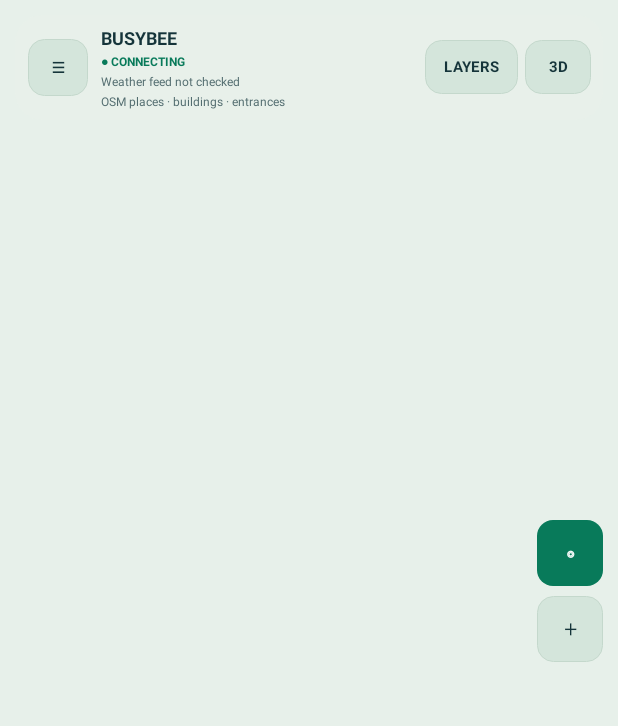
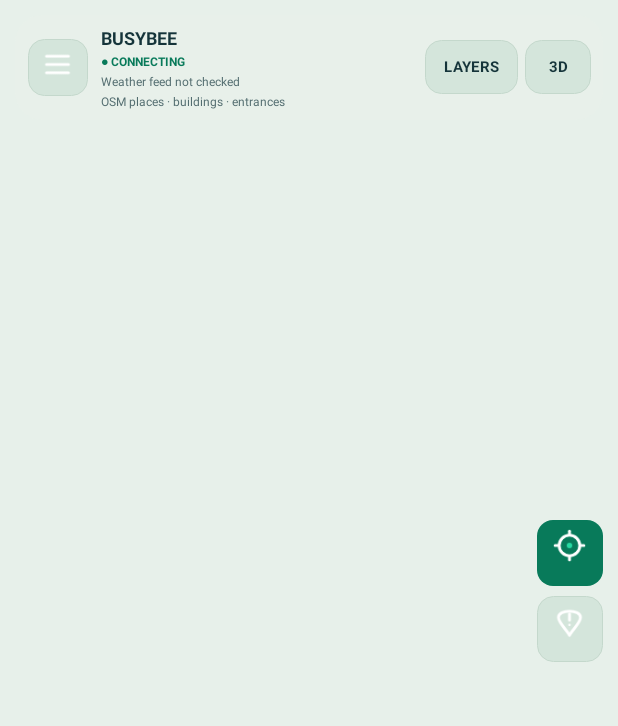
Before and after one commit to ysfclc/BusyBee, an Android app: the screen it shows after launch (MainActivity), on a phone screen of 412 x 824 dp. Shown: the top 726 px of the screen. Run offline under Robolectric (Android 15) with nearby library versions, the phone set to English and light mode, and no system bars; libraries missing offline, so code that uses them is left out: org.maplibre.android; 11 statements that could not run were skipped.

Commit message:
Replace generic map pins and glyphs with semantic icon artwork

```diff
--- a/android/app/src/main/java/com/ysfclc/busybee/drivercommandcentre/MainActivity.kt
+++ b/android/app/src/main/java/com/ysfclc/busybee/drivercommandcentre/MainActivity.kt
@@ -8,7 +8,9 @@ import android.content.ComponentName
 import android.content.ClipboardManager
 import android.content.Intent
 import android.content.pm.PackageManager
+import android.graphics.Bitmap
 import android.graphics.Color
+import android.graphics.drawable.BitmapDrawable
 import android.graphics.Typeface
 import org.maplibre.android.annotations.Icon
 import org.maplibre.android.annotations.IconFactory
@@ -387,10 +389,14 @@ class MainActivity : AppCompatActivity() {
         if(!mapStyleState.isReady) return
         routePolyline=active.addPolyline(PolylineOptions().addAll(route.points).color(MINT).width(5f))
         val origin=activeRouteOrigin ?: lastLocation?.let { LatLng(it.latitude,it.longitude) }
+        val factory=IconFactory.getInstance(this)
+        val night=daylightPhase==DaylightPhase.NIGHT
         origin?.let { point ->
-            active.addMarker(MarkerOptions().position(point).title("Route starts here"))?.let { routeMarkers.add(it) }
-        }
-        active.addMarker(MarkerOptions().position(route.destination).title("Destination").snippet(route.destinationName))
+            val icon=factory.fromBitmap(MapIconArtwork.routeEndpoint(this,false,night))
+            active.addMarker(MarkerOptions().position(point).title("Route starts here").icon(icon))?.let { routeMarkers.add(it) }
+        }
+        val destinationIcon=factory.fromBitmap(MapIconArtwork.routeEndpoint(this,true,night))
+        active.addMarker(MarkerOptions().position(route.destination).title("Destination").snippet(route.destinationName).icon(destinationIcon))
             ?.let { routeMarkers.add(it) }
     }
 
@@ -422,23 +428,18 @@ class MainActivity : AppCompatActivity() {
     private fun buildNavigation() {
         nav.removeAllViews()
         listOf("MAP","OFFERS","EARNINGS","DRIVER HUB","SOURCES").forEach { tab ->
-            val glyph=when(tab) {
-                "MAP" -> "⌖"
-                "OFFERS" -> "↗"
-                "EARNINGS" -> "▥"
-                "DRIVER HUB" -> "◉"
-                else -> "◇"
-            }
-            val b=label("$glyph\\n$tab",9f,MUTED,true).apply{
+            val b=label(tab,8.5f,MUTED,true).apply{
                 gravity=Gravity.CENTER
-                setLineSpacing(-dp(2).toFloat(),1f)
-                setPadding(dp(3),dp(7),dp(3),dp(7))
+                setPadding(dp(2),dp(6),dp(2),dp(6))
+                val icon=BitmapDrawable(resources,MapIconArtwork.tab(this@MainActivity,tab))
+                icon.setBounds(0,0,dp(20),dp(20))
+                setCompoundDrawables(null,icon,null,null)
+                compoundDrawablePadding=dp(3)
                 setOnClickListener{safeUiAction("open $tab"){showTab(tab)}}
             }
             navButtons[tab]=b;nav.addView(b,LinearLayout.LayoutParams(0,-1,1f))
         }
     }
-
     private fun showTab(tab:String) {
         CrashDiagnostics.record(this,"tab:$tab")
         val mapSelected = tab=="MAP"
@@ -446,7 +447,7 @@ class MainActivity : AppCompatActivity() {
         nav.visibility = if(mapSelected) View.GONE else View.VISIBLE
         selectedTab=tab
         nav.setBackgroundColor(PANEL)
-        navButtons.forEach{(key,b)->b.setTextColor(if(key==tab)MINT else MUTED);b.background=rounded(if(key==tab)palette.selected else Color.TRANSPARENT,11)}
+        navButtons.forEach{(key,b)->val tint=if(key==tab)MINT else MUTED;b.setTextColor(tint);b.compoundDrawables[1]?.setTint(tint);b.background=rounded(if(key==tab)palette.selected else Color.TRANSPARENT,11)}
         if(mapSelected) {
             screenHost.showMap()
             return
@@ -493,7 +494,7 @@ class MainActivity : AppCompatActivity() {
             setPadding(dp(9),dp(7),dp(8),dp(7))
             background=rounded(palette.overlay,18)
         }
-        top.addView(action("☰",false){showMainMenu()},LinearLayout.LayoutParams(dp(40),dp(38)))
+        top.addView(iconAction(MapIconArtwork.control(this,MapControlIcon.MENU),"Open menu",false){showMainMenu()},LinearLayout.LayoutParams(dp(40),dp(38)))
         val brand=LinearLayout(this).apply { orientation=LinearLayout.VERTICAL; setPadding(dp(9),0,0,0) }
         brand.addView(label("BUSYBEE",12f,WHITE,true))
         mapStatus=label("● CONNECTING",8f,MINT,true).apply { setPadding(0,dp(2),0,0) }
@@ -522,12 +523,12 @@ class MainActivity : AppCompatActivity() {
         })
 
         val side=LinearLayout(this).apply { orientation=LinearLayout.VERTICAL; gravity=Gravity.CENTER }
-        side.addView(action("◎",true){
+        side.addView(iconAction(MapIconArtwork.control(this,MapControlIcon.RECENTER),"Recenter map",true){
             followLocation=true
             val fix=lastLocation?.takeIf { System.currentTimeMillis()-it.time in 0..120000L }
             if(fix!=null) updateDriverLocation(fix) else requestLocation()
         },LinearLayout.LayoutParams(dp(44),dp(44)))
-        side.addView(action("＋",false){reportRoadHazard()},LinearLayout.LayoutParams(dp(44),dp(44)).apply { topMargin=dp(7) })
+        side.addView(iconAction(MapIconArtwork.control(this,MapControlIcon.REPORT),"Report road hazard",false){reportRoadHazard()},LinearLayout.LayoutParams(dp(44),dp(44)).apply { topMargin=dp(7) })
         frame.addView(side,FrameLayout.LayoutParams(-2,-2,Gravity.END or Gravity.CENTER_VERTICAL).apply {
             setMargins(0,0,dp(10),dp(18))
         })
@@ -707,8 +708,12 @@ class MainActivity : AppCompatActivity() {
         routeMarkers.forEach { map?.removeAnnotation(it) };routeMarkers.clear()
         routePolyline=map?.addPolyline(PolylineOptions().addAll(plan.points).color(MINT).width(5f))
         activeRouteOrigin=origin
-        map?.addMarker(MarkerOptions().position(origin).title("Route starts here"))?.let{routeMarkers.add(it)}
-        map?.addMarker(MarkerOptions().position(plan.destination).title("Destination").snippet(plan.destinationName))?.let{routeMarkers.add(it)}
+        val markerFactory=IconFactory.getInstance(this)
+        val markerNight=daylightPhase==DaylightPhase.NIGHT
+        val startIcon=markerFactory.fromBitmap(MapIconArtwork.routeEndpoint(this,false,markerNight))
+        val destinationIcon=markerFactory.fromBitmap(MapIconArtwork.routeEndpoint(this,true,markerNight))
+        map?.addMarker(MarkerOptions().position(origin).title("Route starts here").icon(startIcon))?.let{routeMarkers.add(it)}
+        map?.addMarker(MarkerOptions().position(plan.destination).title("Destination").snippet(plan.destinationName).icon(destinationIcon))?.let{routeMarkers.add(it)}
         activeRoute=plan
         navigationStepIndex=0
         routeSummary?.text=String.format(Locale.US,"%s · %.1f km · %.0f min · no live traffic",kind,plan.distanceKm,plan.durationMinutes)
@@ -1088,9 +1093,17 @@ class MainActivity : AppCompatActivity() {
         if(!mapStyleState.isReady || isFinishing || isDestroyed) return
         val active=map?:return
         eventMarkers.forEach{active.removeAnnotation(it)};eventMarkers.clear()
-        roadEvents.filter{selectedLayers.contains(it.category)}.forEach{e->active.addMarker(MarkerOptions().position(e.point).title(e.title).snippet(e.category+" · "+e.detail+" · OSM"))?.let{eventMarkers.add(it)}}
+        val factory=IconFactory.getInstance(this)
+        val night=daylightPhase==DaylightPhase.NIGHT
+        roadEvents.filter{selectedLayers.contains(it.category)}.forEach{e->
+            val icon=factory.fromBitmap(MapIconArtwork.roadEvent(this,e.category,night))
+            active.addMarker(MarkerOptions().position(e.point).title(e.title).snippet(e.category+" · "+e.detail+" · OSM").icon(icon))?.let{eventMarkers.add(it)}
+        }
         reportMarkers.forEach{active.removeAnnotation(it)};reportMarkers.clear()
-        if(selectedLayers.contains("Driver reports"))commands.roadReports().forEach{r->active.addMarker(MarkerOptions().position(LatLng(r.latitude,r.longitude)).title(r.category).snippet(r.description+" · Private driver report"))?.let{reportMarkers.add(it)}}
+        if(selectedLayers.contains("Driver reports"))commands.roadReports().forEach{r->
+            val icon=factory.fromBitmap(MapIconArtwork.driverReport(this,night))
+            active.addMarker(MarkerOptions().position(LatLng(r.latitude,r.longitude)).title(r.category).snippet(r.description+" · Private driver report").icon(icon))?.let{reportMarkers.add(it)}
+        }
     }
 
     private fun requestLocation(follow:Boolean=true){
@@ -1217,7 +1230,7 @@ class MainActivity : AppCompatActivity() {
             platforms.addView(action("CAPTURE BOLT",false){launchDriverScreenCapture("Bolt")},LinearLayout.LayoutParams(0,dp(38),1f).apply{marginStart=dp(7)})
             addView(platforms)
             val extra=LinearLayout(this@MainActivity).apply{orientation=LinearLayout.HORIZONTAL}
-            extra.addView(action("＋ OTHER APP",false){promptOtherPlatformCapture()},LinearLayout.LayoutParams(0,dp(36),1f))
+            extra.addView(action("OTHER APP",false){promptOtherPlatformCapture()},LinearLayout.LayoutParams(0,dp(36),1f))
             extra.addView(action("STOP",false){stopDriverScreenCapture()},LinearLayout.LayoutParams(dp(82),dp(36)).apply{marginStart=dp(7)})
             addView(extra.apply{setPadding(0,dp(7),0,dp(5))})
             addView(label("PROVIDER API ACCESS",9f,AMBER,true))
@@ -1227,7 +1240,7 @@ class MainActivity : AppCompatActivity() {
         val ranked=OfferEngine.rank(commands.offers(),num("cost_per_km",0.85),num("min_per_hour",35.0),num("max_pickup",8.0),num("min_rating",0.0))
         val add=LinearLayout(this).apply{orientation=LinearLayout.HORIZONTAL;gravity=Gravity.CENTER_VERTICAL}
         add.addView(label("RANKED OFFERS",13f,WHITE,true),LinearLayout.LayoutParams(0,-2,1f))
-        add.addView(action("＋ MANUAL",true){offerDialog()},LinearLayout.LayoutParams(dp(112),dp(38)))
+        add.addView(action("MANUAL ENTRY",true){offerDialog()},LinearLayout.LayoutParams(dp(112),dp(38)))
         root.addView(add.apply{setPadding(dp(2),dp(17),dp(2),dp(8))})
         root.addView(label("${ranked.size} offers meet your current rules · ranked by estimated net PLN/hour",9f,MUTED,false).apply{setPadding(dp(2),0,0,dp(7))})
         if(ranked.isEmpty()) root.addView(card().apply{
@@ -1342,7 +1355,7 @@ class MainActivity : AppCompatActivity() {
             info.addView(label("RECORDED VEHICLE EXPENSES",9f,MUTED,true))
             info.addView(label(money(expenses),19f,WHITE,true).apply{setPadding(0,dp(3),0,0)})
             line.addView(info,LinearLayout.LayoutParams(0,-2,1f))
-            line.addView(action("＋ LOG COST",true){itemDialog("Expense")},LinearLayout.LayoutParams(dp(112),dp(38)))
+            line.addView(action("LOG COST",true){itemDialog("Expense")},LinearLayout.LayoutParams(dp(112),dp(38)))
             addView(line)
             addView(label("Completed expense items only. They are not subtracted from trip totals until matched to the same period.",9f,MUTED,false).apply{setPadding(0,dp(6),0,0)})
         }
@@ -1605,8 +1618,8 @@ class MainActivity : AppCompatActivity() {
         root.addView(buildVehicleCard())
 
         val quick=LinearLayout(this).apply{orientation=LinearLayout.HORIZONTAL}
-        quick.addView(action("＋ REMINDER / PAYMENT",true){itemDialog()},LinearLayout.LayoutParams(0,dp(42),1f))
-        quick.addView(action("＋ DOCUMENT",false){documentPicker.launch(arrayOf("*/*"))},LinearLayout.LayoutParams(0,dp(42),1f).apply{marginStart=dp(7)})
+        quick.addView(action("REMINDER / PAYMENT",true){itemDialog()},LinearLayout.LayoutParams(0,dp(42),1f))
+        quick.addView(action("ADD DOCUMENT",false){documentPicker.launch(arrayOf("*/*"))},LinearLayout.LayoutParams(0,dp(42),1f).apply{marginStart=dp(7)})
         root.addView(quick.apply{setPadding(0,dp(5),0,dp(12))})
 
         root.addView(section("YOUR ADMIN LIST","Tap an item to mark it completed; linked documents stay on this device."))
@@ -1665,7 +1678,7 @@ class MainActivity : AppCompatActivity() {
 
         root.addView(section("TRUSTED SERVICES","Mechanics, tyre shops, insurers, car washes and fleet contacts."))
         val services=commands.items("Service")
-        root.addView(action("＋ SAVE SERVICE / CONTACT",false){itemDialog("Service")}.apply{setPadding(0,dp(9),0,dp(9))})
+        root.addView(action("SAVE SERVICE / CONTACT",false){itemDialog("Service")}.apply{setPadding(0,dp(9),0,dp(9))})
         if(services.isEmpty()) root.addView(label("No service contacts saved.",9f,MUTED,false).apply{setPadding(dp(4),0,0,dp(8))})
         services.forEach { service ->
             root.addView(label(service.title+"  ·  "+service.details,10f,WHITE,false).apply{setPadding(dp(4),dp(8),0,dp(8))})
@@ -1684,7 +1697,7 @@ class MainActivity : AppCompatActivity() {
             11f,WHITE,false
         ).apply { setPadding(0,dp(6),0,dp(8)) }
         box.addView(vehicleProfileSummary)
-        box.addView(action(if(profile.totalCostPerKm==null)"＋ SELECT VEHICLE & COSTS" else "EDIT VEHICLE PROFILE",true){vehicleDialog()})
+        box.addView(action(if(profile.totalCostPerKm==null)"SELECT VEHICLE & COSTS" else "EDIT VEHICLE PROFILE",true){vehicleDialog()})
         return box
     }
 
@@ -1953,6 +1966,23 @@ class MainActivity : AppCompatActivity() {
         applyActionPalette(button,primary)
         return button
     }
+
+    private fun iconAction(icon:Bitmap,description:String,primary:Boolean,onClick:()->Unit):TextView {
+        val button=TextView(this).apply {
+            contentDescription=description
+            gravity=Gravity.CENTER
+            minHeight=dp(38)
+            minWidth=dp(40)
+            setPadding(dp(6),dp(6),dp(6),dp(6))
+            val drawable=BitmapDrawable(resources,icon)
+            drawable.setBounds(0,0,dp(22),dp(22))
+            setCompoundDrawables(null,drawable,null,null)
+            setOnClickListener{safeUiAction(description){onClick()}}
+        }
+        themedActions[button]=primary
+        applyActionPalette(button,primary)
+        return button
+    }
     private fun safeUiAction(actionName:String, action:()->Unit) {
         if(isFinishing || isDestroyed) return
         CrashDiagnostics.record(this,"tap:start:$actionName")
--- /dev/null
+++ b/android/app/src/main/java/com/ysfclc/busybee/drivercommandcentre/MapIconArtwork.kt
@@ -0,0 +1,190 @@
+package com.ysfclc.busybee.drivercommandcentre
+
+import android.content.Context
+import android.graphics.Bitmap
+import android.graphics.Canvas
+import android.graphics.Color
+import android.graphics.Paint
+import android.graphics.Path
+import android.graphics.RectF
+import java.util.Locale
+
+internal enum class MapEventMarkerKind { ROADWORKS, HAZARD, CLOSURE, WEATHER, OTHER }
+internal enum class MapControlIcon { MENU, RECENTER, REPORT }
+
+internal object MapIconPolicy {
+    fun eventKind(category: String): MapEventMarkerKind {
+        val value = category.trim().lowercase(Locale.ROOT)
+        return when {
+            value.contains("roadwork") || value.contains("construction") -> MapEventMarkerKind.ROADWORKS
+            value.contains("closure") || value.contains("closed") -> MapEventMarkerKind.CLOSURE
+            value.contains("hazard") || value.contains("crash") || value.contains("accident") -> MapEventMarkerKind.HAZARD
+            value.contains("weather") -> MapEventMarkerKind.WEATHER
+            else -> MapEventMarkerKind.OTHER
+        }
+    }
+}
+
+/** One coherent, drawn icon family for map events, routes, controls and workspace navigation. */
+internal object MapIconArtwork {
+    private val mint = Color.rgb(39, 217, 162)
+    private val amber = Color.rgb(255, 183, 77)
+    private val red = Color.rgb(255, 103, 96)
+    private val blue = Color.rgb(103, 190, 245)
+    private val ink = Color.rgb(13, 35, 43)
+
+    private fun bitmap(context: Context, sizeDp: Int, draw: (Canvas) -> Unit): Bitmap {
+        val density = context.resources.displayMetrics.density
+        val size = (sizeDp * density).toInt().coerceAtLeast(1)
+        val image = Bitmap.createBitmap(size, size, Bitmap.Config.ARGB_8888)
+        val canvas = Canvas(image)
+        canvas.scale(density, density)
+        draw(canvas)
+        return image
+    }
+
+    private fun paint(color: Int, style: Paint.Style = Paint.Style.FILL, width: Float = 1.8f) =
+        Paint(Paint.ANTI_ALIAS_FLAG).apply {
+            this.color = color
+            this.style = style
+            strokeWidth = width
+            strokeCap = Paint.Cap.ROUND
+            strokeJoin = Paint.Join.ROUND
+        }
+
+    private fun markerBase(canvas: Canvas, night: Boolean, accent: Int) {
+        canvas.drawCircle(29f, 30f, 26f, paint(0x55000000))
+        canvas.drawCircle(29f, 28f, 24f, paint(if (night) 0xFF102D36.toInt() else 0xFFF7FBF8.toInt()))
+        canvas.drawCircle(29f, 28f, 23f, paint(accent, Paint.Style.STROKE, 1.6f))
+    }
+
+    fun roadEvent(context: Context, category: String, night: Boolean): Bitmap {
+        val kind = MapIconPolicy.eventKind(category)
+        val accent = when (kind) {
+            MapEventMarkerKind.ROADWORKS, MapEventMarkerKind.CLOSURE -> amber
+            MapEventMarkerKind.HAZARD -> red
+            MapEventMarkerKind.WEATHER -> blue
+            MapEventMarkerKind.OTHER -> mint
+        }
+        return bitmap(context, 58) { canvas ->
+            markerBase(canvas, night, accent)
+            when (kind) {
+                MapEventMarkerKind.ROADWORKS -> {
+                    val cone = Path().apply { moveTo(29f, 13f); lineTo(42f, 42f); lineTo(16f, 42f); close() }
+                    canvas.drawPath(cone, paint(accent))
+                    canvas.drawLine(22f, 31f, 36f, 31f, paint(Color.WHITE, Paint.Style.STROKE, 3f))
+                    canvas.drawRoundRect(RectF(14f, 42f, 44f, 46f), 2f, 2f, paint(Color.WHITE))
+                }
+                MapEventMarkerKind.HAZARD -> {
+                    val triangle = Path().apply { moveTo(29f, 12f); lineTo(45f, 42f); lineTo(13f, 42f); close() }
+                    canvas.drawPath(triangle, paint(accent))
+                    canvas.drawLine(29f, 22f, 29f, 32f, paint(Color.WHITE, Paint.Style.STROKE, 3.2f))
+                    canvas.drawCircle(29f, 37f, 1.9f, paint(Color.WHITE))
+                }
+                MapEventMarkerKind.CLOSURE -> {
+                    canvas.drawRoundRect(RectF(13f, 20f, 45f, 38f), 4f, 4f, paint(accent))
+                    val stripe = paint(Color.WHITE, Paint.Style.STROKE, 3f)
+                    canvas.drawLine(19f, 22f, 14f, 30f, stripe)
+                    canvas.drawLine(29f, 22f, 24f, 30f, stripe)
+                    canvas.drawLine(39f, 22f, 34f, 30f, stripe)
+                    canvas.drawLine(17f, 41f, 41f, 41f, paint(Color.WHITE, Paint.Style.STROKE, 2.5f))
+                }
+                MapEventMarkerKind.WEATHER -> {
+                    val cloud = paint(Color.WHITE)
+                    canvas.drawCircle(23f, 29f, 7f, cloud)
+                    canvas.drawCircle(32f, 25f, 9f, cloud)
+                    canvas.drawCircle(39f, 30f, 6f, cloud)
+                    canvas.drawRoundRect(RectF(18f, 29f, 44f, 37f), 4f, 4f, cloud)
+                    val rain = paint(blue, Paint.Style.STROKE, 2.4f)
+                    canvas.drawLine(23f, 40f, 20f, 45f, rain)
+                    canvas.drawLine(33f, 40f, 30f, 45f, rain)
+                    canvas.drawLine(42f, 40f, 39f, 45f, rain)
+                }
+                MapEventMarkerKind.OTHER -> {
+                    canvas.drawCircle(29f, 28f, 10f, paint(accent, Paint.Style.STROKE, 3f))
+                    canvas.drawCircle(29f, 28f, 3f, paint(Color.WHITE))
+                }
+            }
+        }
+    }
+
+    fun driverReport(context: Context, night: Boolean): Bitmap = bitmap(context, 58) { canvas ->
+        markerBase(canvas, night, mint)
+        val bubble = Path().apply {
+            moveTo(17f, 17f); lineTo(41f, 17f); quadTo(44f, 17f, 44f, 20f)
+            lineTo(44f, 34f); quadTo(44f, 37f, 41f, 37f); lineTo(29f, 37f)
+            lineTo(21f, 44f); lineTo(22f, 37f); lineTo(17f, 37f)
+            quadTo(14f, 37f, 14f, 34f); lineTo(14f, 20f); quadTo(14f, 17f, 17f, 17f); close()
+        }
+        canvas.drawPath(bubble, paint(mint))
+        listOf(23f, 29f, 35f).forEach { canvas.drawCircle(it, 27f, 1.8f, paint(ink)) }
+    }
+
+    fun routeEndpoint(context: Context, destination: Boolean, night: Boolean): Bitmap = bitmap(context, 58) { canvas ->
+        val accent = if (destination) amber else mint
+        markerBase(canvas, night, accent)
+        if (!destination) {
+            canvas.drawCircle(29f, 28f, 11f, paint(accent, Paint.Style.STROKE, 3f))
+            canvas.drawCircle(29f, 28f, 5f, paint(Color.WHITE))
+        } else {
+            canvas.drawLine(23f, 14f, 23f, 44f, paint(Color.WHITE, Paint.Style.STROKE, 2.8f))
+            val flag = Path().apply { moveTo(25f, 16f); lineTo(43f, 20f); lineTo(25f, 27f); close() }
+            canvas.drawPath(flag, paint(accent))
+            canvas.drawCircle(23f, 45f, 2.5f, paint(Color.WHITE))
+        }
+    }
+
+    fun control(context: Context, kind: MapControlIcon): Bitmap = bitmap(context, 24) { canvas ->
+        val p = paint(Color.WHITE, Paint.Style.STROKE, 2.1f)
+        when (kind) {
+            MapControlIcon.MENU -> {
+                canvas.drawLine(4f, 6f, 20f, 6f, p)
+                canvas.drawLine(4f, 12f, 20f, 12f, p)
+                canvas.drawLine(4f, 18f, 20f, 18f, p)
+            }
+            MapControlIcon.RECENTER -> {
+                canvas.drawCircle(12f, 12f, 7.5f, p)
+                canvas.drawCircle(12f, 12f, 2f, paint(mint))
+                canvas.drawLine(12f, 1.5f, 12f, 4f, p)
+                canvas.drawLine(12f, 20f, 12f, 22.5f, p)
+                canvas.drawLine(1.5f, 12f, 4f, 12f, p)
+                canvas.drawLine(20f, 12f, 22.5f, 12f, p)
+            }
+            MapControlIcon.REPORT -> {
+                val pin = Path().apply { moveTo(12f, 22f); cubicTo(10f, 18f, 4f, 13f, 4f, 9f); cubicTo(4f, 3f, 20f, 3f, 20f, 9f); cubicTo(20f, 13f, 14f, 18f, 12f, 22f); close() }
+                canvas.drawPath(pin, p)
+                canvas.drawLine(12f, 6.5f, 12f, 11f, p)
+                canvas.drawCircle(12f, 14.5f, 0.9f, paint(Color.WHITE))
+            }
+        }
+    }
+
+    fun tab(context: Context, tab: String): Bitmap = bitmap(context, 22) { canvas ->
+        val p = paint(Color.WHITE, Paint.Style.STROKE, 1.9f)
+        when (tab.uppercase(Locale.ROOT)) {
+            "MAP" -> {
+                val map = Path().apply { moveTo(3f, 5f); lineTo(8.5f, 3f); lineTo(14f, 5f); lineTo(19f, 3f); lineTo(19f, 17f); lineTo(14f, 19f); lineTo(8.5f, 17f); lineTo(3f, 19f); close() }
+                canvas.drawPath(map, p); canvas.drawLine(8.5f, 3f, 8.5f, 17f, p); canvas.drawLine(14f, 5f, 14f, 19f, p)
+            }
+            "OFFERS" -> {
+                val ticket = Path().apply { moveTo(4f, 5f); lineTo(18f, 5f); lineTo(18f, 9f); quadTo(14f, 11f, 18f, 13f); lineTo(18f, 17f); lineTo(4f, 17f); lineTo(4f, 13f); quadTo(8f, 11f, 4f, 9f); close() }
+                canvas.drawPath(ticket, p); canvas.drawLine(10f, 7f, 10f, 15f, p)
+            }
+            "EARNINGS" -> {
+                canvas.drawLine(4f, 18f, 4f, 4f, p); canvas.drawLine(4f, 18f, 20f, 18f, p)
+                canvas.drawRoundRect(RectF(7f, 11f, 10f, 18f), 1f, 1f, paint(Color.WHITE))
+                canvas.drawRoundRect(RectF(12f, 7f, 15f, 18f), 1f, 1f, paint(Color.WHITE))
+                canvas.drawRoundRect(RectF(17f, 9f, 20f, 18f), 1f, 1f, paint(Color.WHITE))
+            }
+            "DRIVER HUB" -> {
+                canvas.drawRoundRect(RectF(3f, 8f, 19f, 16f), 3f, 3f, p)
+                canvas.drawRoundRect(RectF(6f, 5f, 16f, 10f), 2f, 2f, p)
+                canvas.drawCircle(7f, 17f, 1.7f, paint(Color.WHITE)); canvas.drawCircle(15f, 17f, 1.7f, paint(Color.WHITE))
+            }
+            else -> {
+                canvas.drawLine(6f, 6f, 16f, 16f, p); canvas.drawLine(16f, 6f, 6f, 16f, p)
+                canvas.drawCircle(5f, 5f, 2.8f, p); canvas.drawCircle(17f, 5f, 2.8f, p); canvas.drawCircle(5f, 17f, 2.8f, p); canvas.drawCircle(17f, 17f, 2.8f, p)
+            }
+        }
+    }
+}
```
Also changed, not shown: 6 other files.
